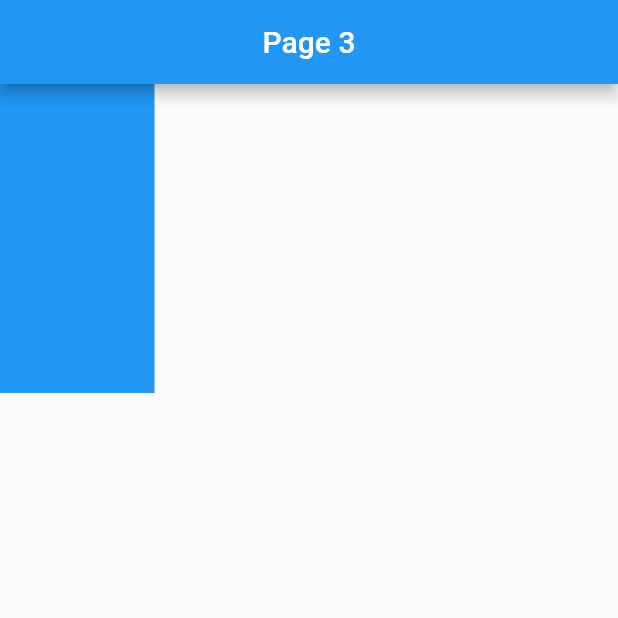
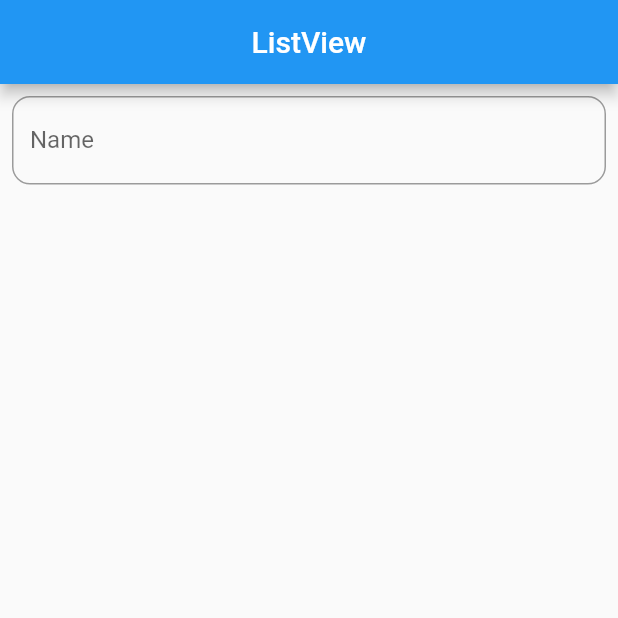
Before and after one commit to tech-aziz/simple_getx_app, a Flutter app: the screen it shows after launch, on a phone screen of 412 x 824 dp, the top half of it. Run offline on Flutter 3.47's test engine with Material 2 defaults, Android fonts, the phone set to English and light mode, and no system bars; our stand-ins replace get.

Commit message:
working with the list_view page. get data from user store data in a blank list

```diff
--- a/getx/lib/main.dart
+++ b/getx/lib/main.dart
@@ -6,6 +6,7 @@ import 'package:getx/screens/page3.dart';
 
 import 'screens/getx_page1.dart';
 import 'screens/getx_page2.dart';
+import 'screens/list_view.dart';
 import 'screens/page2.dart';
 
 void main() {
@@ -34,6 +35,6 @@ class MyApp extends StatelessWidget {
         theme: ThemeData(
           primarySwatch: Colors.blue,
         ),
-        home:  Page3());
+        home:const  ListViewDemo());
   }
 }
--- /dev/null
+++ b/getx/lib/screens/list_view.dart
@@ -0,0 +1,72 @@
+import 'dart:ui';
+
+import 'package:flutter/material.dart';
+
+class ListViewDemo extends StatefulWidget {
+  const ListViewDemo({super.key});
+
+  @override
+  State<ListViewDemo> createState() => _ListViewDemoState();
+}
+
+class _ListViewDemoState extends State<ListViewDemo> {
+  List<String> items = [];
+  final TextEditingController eCtrl = TextEditingController();
+  @override
+  Widget build(BuildContext context) {
+    return Scaffold(
+      appBar: AppBar(
+        title: const Text('ListView'),
+        centerTitle: true,
+      ),
+      body: Column(
+        children: [
+          Padding(
+            padding: const EdgeInsets.all(8.0),
+            child: TextField(
+              controller: eCtrl,
+              decoration: const InputDecoration(
+                hintText: 'Enter Name',
+                labelText: 'Name',
+                border: OutlineInputBorder(
+                    borderSide: BorderSide(color: Colors.white, width: 1),
+                    borderRadius: BorderRadius.all(Radius.circular(12))),
+              ),
+              onSubmitted: (text) {
+                items.add(text);
+                eCtrl.clear();
+                setState(() {});
+              },
+            ),
+          ),
+          Expanded(
+            child: ListView.separated(
+              physics: const BouncingScrollPhysics(
+                  parent: AlwaysScrollableScrollPhysics()),
+              itemCount: items.length,
+              itemBuilder: (context, index) {
+                return Padding(
+                  padding: const EdgeInsets.all(8.0),
+                  child: ListTile(
+                    shape: RoundedRectangleBorder(
+                        borderRadius: BorderRadius.circular(12)),
+                    tileColor: Colors.blue,
+                    title: Text(items[index].toString()),
+                  ),
+                );
+              },
+              separatorBuilder: (BuildContext context, int index) {
+                return const Divider(
+                  indent: 12,
+                  endIndent: 12,
+                  color: Colors.blue,
+                  thickness: 1,
+                );
+              },
+            ),
+          )
+        ],
+      ),
+    );
+  }
+}
--- a/getx/lib/screens/page3.dart
+++ b/getx/lib/screens/page3.dart
@@ -4,32 +4,54 @@ import 'package:flutter/material.dart';
 import 'package:get/get.dart';
 
 class Page3 extends StatelessWidget {
+  // var size, height, width, orientation;
   var size, height, width, orientation;
   Page3({super.key});
 
   @override
   Widget build(BuildContext context) {
     // getting the size of the window
+    // size = MediaQuery.of(context).size;
+    // height = size.height;
+    // width = size.width;
+    // orientation = MediaQuery.of(context).orientation;
+
     size = MediaQuery.of(context).size;
     height = size.height;
     width = size.width;
     orientation = MediaQuery.of(context).orientation;
+
     return Scaffold(
       appBar: AppBar(
         title: Text('Page 3'),
         centerTitle: true,
       ),
-      body: orientation == Orientation.portrait
-          ? Container(
-              color: Colors.blue,
-              height: height / 4,
-              width: width / 4,
-            )
-          : Container(
-              color: Colors.red,
-              height: height / 3,
-              width: width / 3,
-            ),
+      body: Column(
+        children: [
+          Row(
+            mainAxisAlignment: MainAxisAlignment.center,
+            children: [
+              ElevatedButton.icon(
+                  onPressed: () {},
+                  icon: const Icon(
+                    Icons.add,
+                    color: Colors.white,
+                  ),
+                  label: Text('Add',style: TextStyle(fontSize: width * 0.05),)),
+              const SizedBox(
+                width: 5,
+              ),
+              ElevatedButton.icon(
+                  onPressed: () {},
+                  icon: const Icon(
+                    Icons.remove,
+                    color: Colors.white,
+                  ),
+                  label: Text('Remove',style: TextStyle(fontSize: width * 0.05))),
+            ],
+          )
+        ],
+      ),
     );
   }
 }
```
